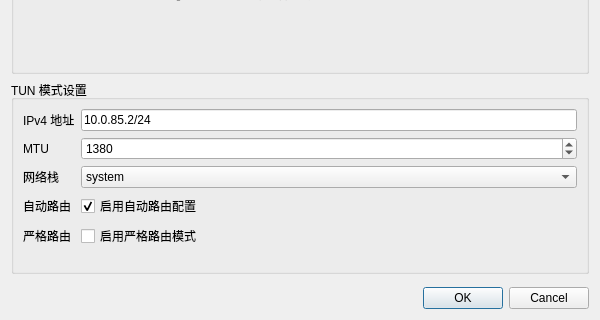
Old version of the form ewp-gui/ui/Settings.ui in the repository H1d3r/ech-workers-ewp; both pictures show x 0 to 600 and y 330 to 650 of the 600 by 650 pixel window.
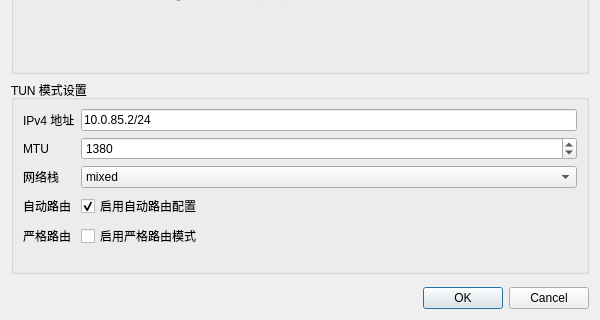
New version of the form.

Patch:
```diff
--- a/ewp-gui/ui/Settings.ui
+++ b/ewp-gui/ui/Settings.ui
@@ -216,7 +216,7 @@
        <widget class="QComboBox" name="comboTunStack">
         <item>
          <property name="text">
-          <string>system</string>
+          <string>mixed</string>
          </property>
         </item>
         <item>
```
Left out of the diff: 5 changed lines with no effect on the pictures.
